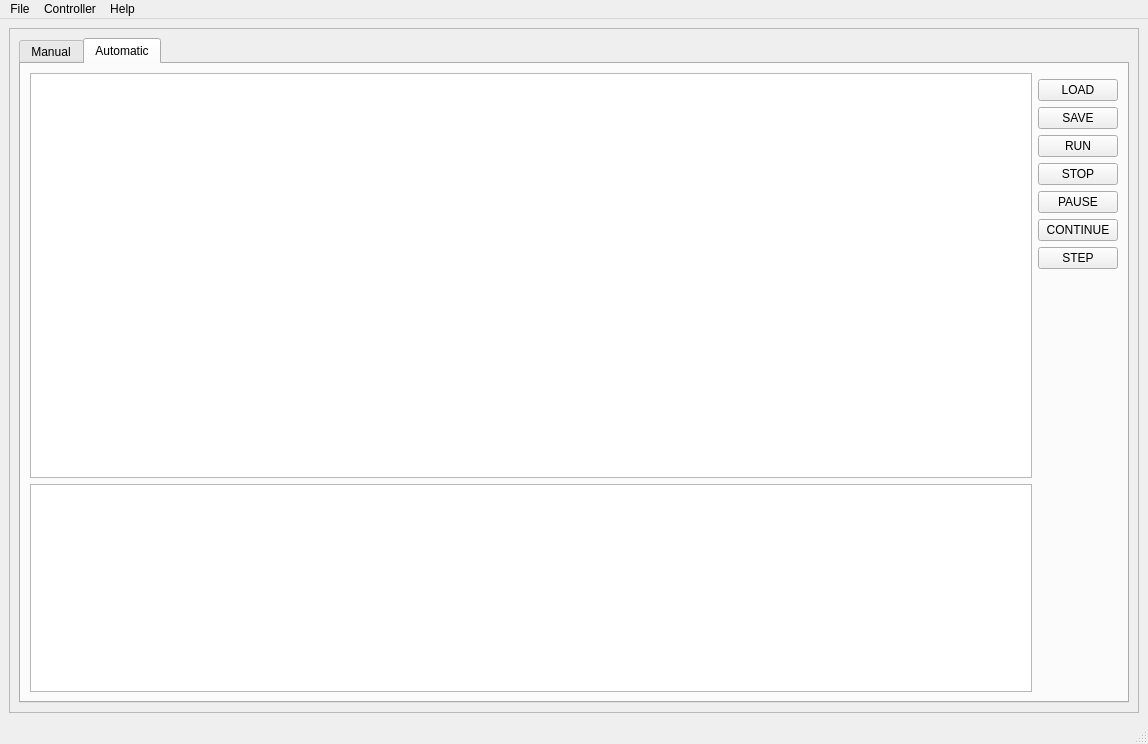
Before: the Qt Designer form robko01/tasks/task_ui_qt/ui/main.ui in robko01/pyrobko01, drawn with Qt 5.
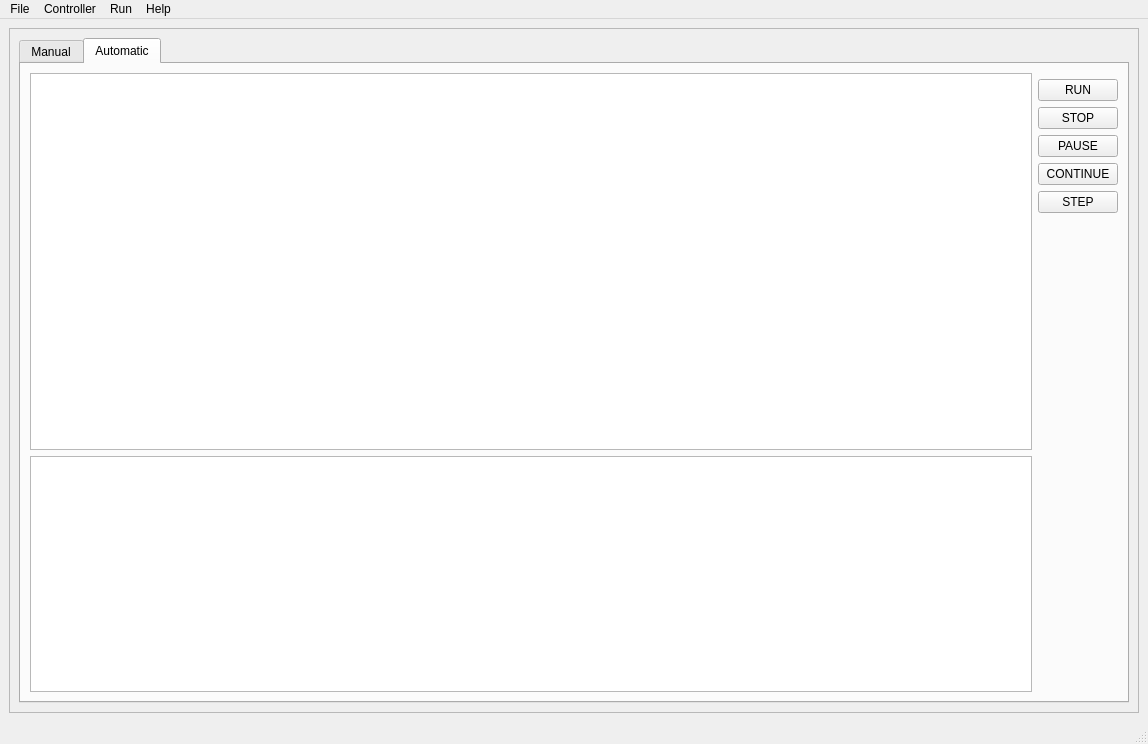
After: the same form once the commit is applied. The open tabs and pages were chosen to show the change.

Commit message: Fix nameing of UI components

```diff
--- a/robko01/tasks/task_ui_qt/ui/main.ui
+++ b/robko01/tasks/task_ui_qt/ui/main.ui
@@ -1071,24 +1071,31 @@
             <string>Automatic</string>
            </attribute>
            <layout class="QGridLayout" name="gridLayout_5">
-            <item row="10" column="0">
-             <widget class="QTextEdit" name="teResult"/>
-            </item>
-            <item row="4" column="1">
+            <item row="2" column="1">
              <widget class="QPushButton" name="pbRunProgram">
               <property name="text">
                <string>RUN</string>
               </property>
              </widget>
             </item>
-            <item row="1" column="0" rowspan="9">
-             <widget class="QTextEdit" name="teCode">
+            <item row="8" column="0">
+             <widget class="QTextEdit" name="teConsole"/>
+            </item>
+            <item row="5" column="1">
+             <widget class="QPushButton" name="pbContinueProgram">
+              <property name="text">
+               <string>CONTINUE</string>
+              </property>
+             </widget>
+            </item>
+            <item row="1" column="0" rowspan="7">
+             <widget class="QTextEdit" name="teProgramEditor">
               <property name="placeholderText">
                <string/>
               </property>
              </widget>
             </item>
-            <item row="9" column="1">
+            <item row="7" column="1">
              <spacer name="verticalSpacer">
               <property name="orientation">
                <enum>Qt::Vertical</enum>
@@ -1101,7 +1108,7 @@
               </property>
              </spacer>
             </item>
-            <item row="10" column="1">
+            <item row="8" column="1">
              <spacer name="verticalSpacer_2">
               <property name="orientation">
                <enum>Qt::Vertical</enum>
@@ -1114,28 +1121,14 @@
               </property>
              </spacer>
             </item>
-            <item row="2" column="1">
-             <widget class="QPushButton" name="pbLoadProgram">
+            <item row="4" column="1">
+             <widget class="QPushButton" name="pbPauseProgram">
               <property name="text">
-               <string>LOAD</string>
-              </property>
-             </widget>
-            </item>
-            <item row="7" column="1">
-             <widget class="QPushButton" name="pbContinueProgram">
-              <property name="text">
-               <string>CONTINUE</string>
+               <string>PAUSE</string>
               </property>
              </widget>
             </item>
             <item row="3" column="1">
-             <widget class="QPushButton" name="pbSaveProgram">
-              <property name="text">
-               <string>SAVE</string>
-              </property>
-             </widget>
-            </item>
-            <item row="5" column="1">
              <widget class="QPushButton" name="pbStopProgram">
               <property name="text">
                <string>STOP</string>
@@ -1143,13 +1136,6 @@
              </widget>
             </item>
             <item row="6" column="1">
-             <widget class="QPushButton" name="pbPauseProgram">
-              <property name="text">
-               <string>PAUSE</string>
-              </property>
-             </widget>
-            </item>
-            <item row="8" column="1">
              <widget class="QPushButton" name="pbStepProgram">
               <property name="text">
                <string>STEP</string>
@@ -1196,8 +1182,17 @@
     </property>
     <addaction name="actionAbout"/>
    </widget>
+   <widget class="QMenu" name="menuRun">
+    <property name="title">
+     <string>Run</string>
+    </property>
+    <addaction name="actionRunProgram"/>
+    <addaction name="separator"/>
+    <addaction name="actionStopProgram"/>
+   </widget>
    <addaction name="menuFile"/>
    <addaction name="menuController"/>
+   <addaction name="menuRun"/>
    <addaction name="menuHelp"/>
   </widget>
   <widget class="QStatusBar" name="statusbar"/>
```
Left out of the diff: 43 changed lines with no effect on the pictures.
